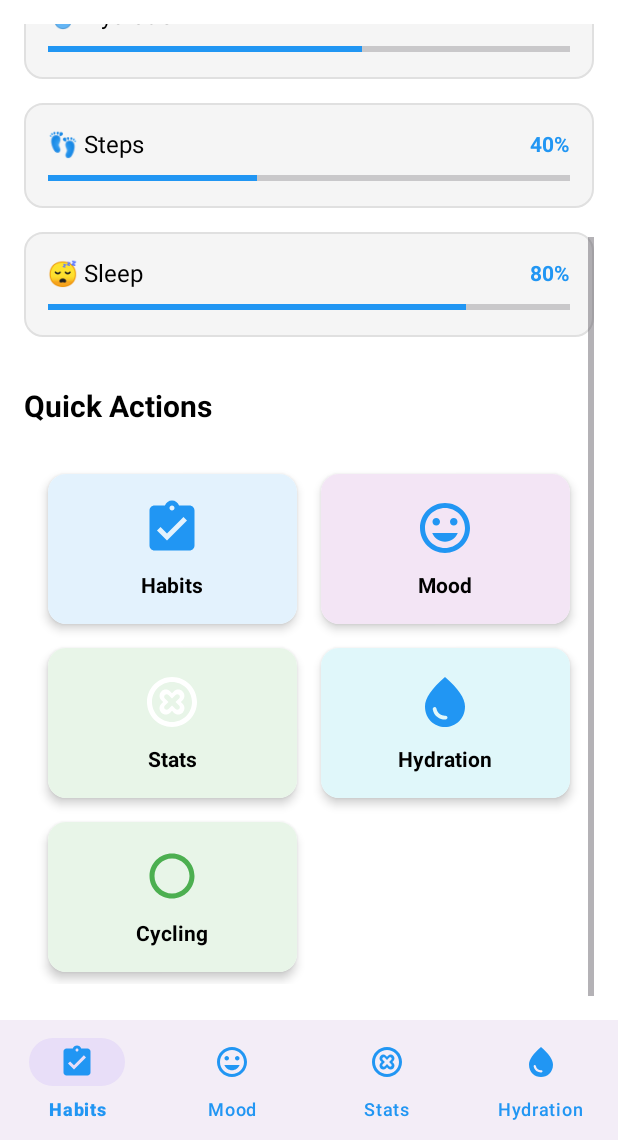
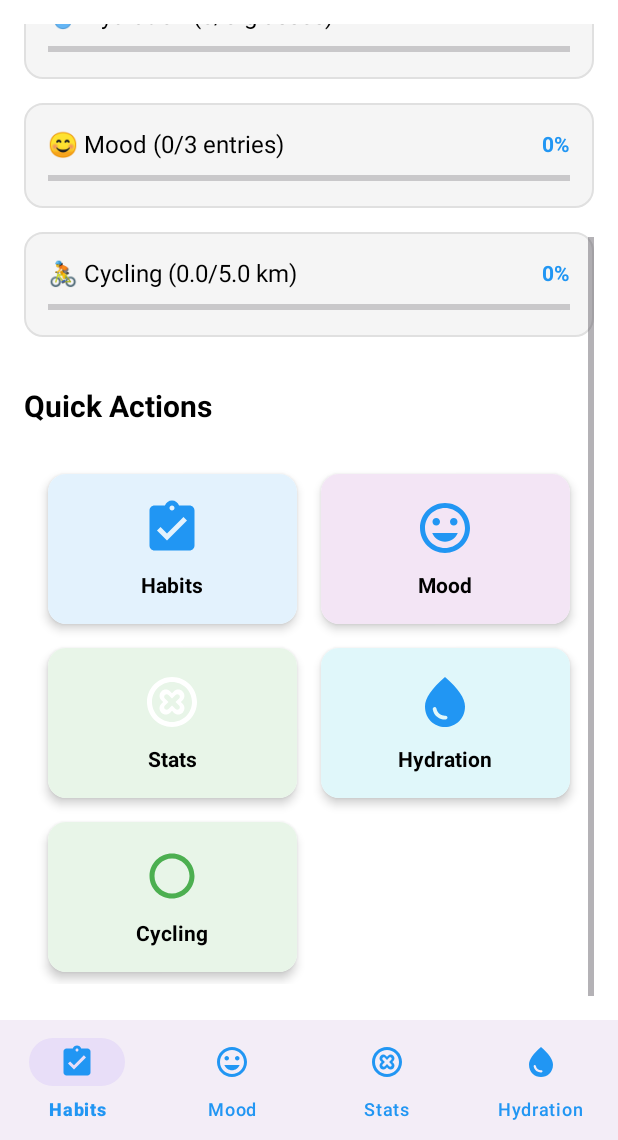
Before and after one commit to thusithassilva/HealthApp, an Android app: the MainActivity screen opened directly, with no data from a screen before it, scrolled down 207 dp, on a phone screen of 412 x 824 dp, the part 96-1236 px from its top. Run offline under Robolectric (Android 15) with nearby library versions, the phone set to English and light mode, and no system bars; 1 statement that could not run was skipped.

Commit message:
homepage2

```diff
--- a/app/src/main/java/com/example/healthapp/MainActivity.kt
+++ b/app/src/main/java/com/example/healthapp/MainActivity.kt
@@ -8,12 +8,20 @@ import android.view.Menu
 import android.view.MenuItem
 import android.widget.Toast
 import com.example.healthapp.databinding.ActivityMainBinding
-import java.util.Calendar
+import org.json.JSONArray
+import java.text.SimpleDateFormat
+import java.util.*
 
 class MainActivity : AppCompatActivity() {
 
     private lateinit var binding: ActivityMainBinding
     private lateinit var sharedPreferences: SharedPreferences
+
+    // Goal targets
+    private val hydrationGoal = 8
+    private val habitsGoal = 3
+    private val moodGoal = 3
+    private val cyclingGoal = 5.0
 
     override fun onCreate(savedInstanceState: Bundle?) {
         super.onCreate(savedInstanceState)
@@ -29,6 +37,12 @@ class MainActivity : AppCompatActivity() {
         setupUI()
         setupClickListeners()
         setupNavigation()
+    }
+
+    override fun onResume() {
+        super.onResume()
+        // Update goals progress when returning to main activity
+        updateGoalsProgress()
     }
 
     private fun checkUserLogin() {
@@ -53,7 +67,7 @@ class MainActivity : AppCompatActivity() {
         // Set today's date
         binding.tvDate.text = getCurrentDate()
 
-        // Set up goals (you can modify this later)
+        // Set up goals with real data
         updateGoalsProgress()
     }
 
@@ -77,43 +91,106 @@ class MainActivity : AppCompatActivity() {
     }
 
     private fun updateGoalsProgress() {
-        // Mock data for goals progress
-        binding.progressWater.progress = 60
-        binding.progressSteps.progress = 40
-        binding.progressSleep.progress = 80
+        // Get real data from SharedPreferences for each activity
+        updateHydrationProgress()
+        updateHabitsProgress()
+        updateMoodProgress()
+        updateCyclingProgress()
+    }
 
-        binding.tvWaterPercent.text = "60%"
-        binding.tvStepsPercent.text = "40%"
-        binding.tvSleepPercent.text = "80%"
+    private fun updateHydrationProgress() {
+        val today = SimpleDateFormat("yyyy-MM-dd", Locale.getDefault()).format(Date())
+        val waterIntake = sharedPreferences.getFloat("water_intake_$today", 0f)
+
+        val hydrationProgress = ((waterIntake / hydrationGoal) * 100).toInt()
+        binding.progressWater.progress = minOf(hydrationProgress, 100)
+        binding.tvWaterPercent.text = "$hydrationProgress%"
+
+        // Update label to show actual intake
+        binding.tvWaterLabel.text = "💧 Hydration (${waterIntake.toInt()}/$hydrationGoal glasses)"
+    }
+
+    private fun updateHabitsProgress() {
+        val habitsJson = sharedPreferences.getString("user_habits", "[]")
+        var completedHabitsToday = 0
+        val today = SimpleDateFormat("yyyy-MM-dd", Locale.getDefault()).format(Date())
+
+        try {
+            val jsonArray = JSONArray(habitsJson)
+
+            for (i in 0 until jsonArray.length()) {
+                val habit = jsonArray.getJSONObject(i)
+                val completionDates = habit.optJSONArray("completionDates") ?: JSONArray()
+
+                for (j in 0 until completionDates.length()) {
+                    if (completionDates.getString(j) == today) {
+                        completedHabitsToday++
+                        break
+                    }
+                }
+            }
+        } catch (e: Exception) {
+            e.printStackTrace()
+        }
+    }
+
+    private fun updateMoodProgress() {
+        val moodJson = sharedPreferences.getString("user_mood_entries", "[]")
+        var moodEntriesToday = 0
+        val today = SimpleDateFormat("dd/MM/yyyy", Locale.getDefault()).format(Date())
+
+        try {
+            val jsonArray = JSONArray(moodJson)
+
+            for (i in 0 until jsonArray.length()) {
+                val moodEntry = jsonArray.getJSONObject(i)
+                val moodDate = moodEntry.getString("date")
+
+                // Check if mood entry is from today
+                if (moodDate == today) {
+                    moodEntriesToday++
+                }
+            }
+        } catch (e: Exception) {
+            e.printStackTrace()
+        }
+
+        val moodProgress = ((moodEntriesToday.toDouble() / moodGoal) * 100).toInt()
+
+        binding.progressMood.progress = minOf(moodProgress, 100)
+        binding.tvMoodPercent.text = "$moodProgress%"
+        binding.tvMoodLabel.text = "😊 Mood ($moodEntriesToday/$moodGoal entries)"
+    }
+
+    private fun updateCyclingProgress() {
+        val cyclingSessionsJson = sharedPreferences.getString("cycling_sessions", "[]")
+        var totalDistance = 0.0
+        val today = SimpleDateFormat("yyyy-MM-dd", Locale.getDefault()).format(Date())
+
+        try {
+            val jsonArray = JSONArray(cyclingSessionsJson)
+
+            for (i in 0 until jsonArray.length()) {
+                val session = jsonArray.getJSONObject(i)
+                val sessionDate = session.getString("date")
+
+                if (sessionDate == today) {
+                    totalDistance += session.getDouble("distance")
+                }
+            }
+        } catch (e: Exception) {
+            e.printStackTrace()
+        }
+
+        val cyclingProgress = ((totalDistance / cyclingGoal) * 100).toInt()
+
+        binding.progressCycling.progress = minOf(cyclingProgress, 100)
+        binding.tvCyclingPercent.text = "$cyclingProgress%"
+        binding.tvCyclingLabel.text = "🚴 Cycling (${"%.1f".format(totalDistance)}/$cyclingGoal km)"
     }
 
     private fun setupClickListeners() {
         // Quick Actions
-        binding.cardHabits.setOnClickListener {
-            Toast.makeText(this, "Opening Habits", Toast.LENGTH_SHORT).show()
-            // Navigate to Habits page
-        }
-
-        binding.cardMood.setOnClickListener {
-            Toast.makeText(this, "Opening Mood Journal", Toast.LENGTH_SHORT).show()
-            // Navigate to Mood page
-        }
-
-        binding.cardStats.setOnClickListener {
-            Toast.makeText(this, "Opening Statistics", Toast.LENGTH_SHORT).show()
-            // Navigate to Stats page
-        }
-
-        binding.cardHydration.setOnClickListener {
-            Toast.makeText(this, "Opening Hydration", Toast.LENGTH_SHORT).show()
-            // Navigate to Hydration page
-        }
-
-        // Profile icon click
-        binding.ivProfile.setOnClickListener {
-            showProfileMenu()
-        }
-
         binding.cardHabits.setOnClickListener {
             startActivity(Intent(this, HabitsActivity::class.java))
         }
@@ -121,15 +198,22 @@ class MainActivity : AppCompatActivity() {
         binding.cardMood.setOnClickListener {
             startActivity(Intent(this, MoodActivity::class.java))
         }
+
         binding.cardStats.setOnClickListener {
             startActivity(Intent(this, StatsActivity::class.java))
         }
+
         binding.cardHydration.setOnClickListener {
             startActivity(Intent(this, HydrationActivity::class.java))
         }
-        // Add to setupClickListeners() in MainActivity
+
         binding.cardCycling.setOnClickListener {
             startActivity(Intent(this, CyclingActivity::class.java))
+        }
+
+        // Profile icon click
+        binding.ivProfile.setOnClickListener {
+            showProfileMenu()
         }
     }
 
@@ -254,6 +338,4 @@ class MainActivity : AppCompatActivity() {
 
         Toast.makeText(this, "Logged out successfully", Toast.LENGTH_SHORT).show()
     }
-
-
 }
--- a/app/src/main/res/layout/activity_main.xml
+++ b/app/src/main/res/layout/activity_main.xml
@@ -106,7 +106,7 @@
                 android:textStyle="bold"
                 android:layout_marginBottom="16dp" />
 
-            <!-- Water Goal -->
+            <!-- Hydration Goal -->
             <LinearLayout
                 android:layout_width="match_parent"
                 android:layout_height="wrap_content"
@@ -122,10 +122,11 @@
                     android:gravity="center_vertical">
 
                     <TextView
+                        android:id="@+id/tvWaterLabel"
                         android:layout_width="0dp"
                         android:layout_height="wrap_content"
                         android:layout_weight="1"
-                        android:text="💧 Hydration"
+                        android:text="💧 Hydration (0/8 glasses)"
                         android:textColor="@color/black"
                         android:textSize="16sp" />
 
@@ -133,7 +134,7 @@
                         android:id="@+id/tvWaterPercent"
                         android:layout_width="wrap_content"
                         android:layout_height="wrap_content"
-                        android:text="60%"
+                        android:text="0%"
                         android:textColor="@color/primary_color"
                         android:textSize="14sp"
                         android:textStyle="bold" />
@@ -146,12 +147,12 @@
                     android:layout_width="match_parent"
                     android:layout_height="8dp"
                     android:layout_marginTop="8dp"
-                    android:progress="60"
-                    android:progressTint="@color/primary_color" />
+                    android:progress="0"
+                    android:progressTint="@color/hydration_progress" />
 
             </LinearLayout>
 
-            <!-- Steps Goal -->
+            <!-- Mood Goal -->
             <LinearLayout
                 android:layout_width="match_parent"
                 android:layout_height="wrap_content"
@@ -167,18 +168,19 @@
                     android:gravity="center_vertical">
 
                     <TextView
+                        android:id="@+id/tvMoodLabel"
                         android:layout_width="0dp"
                         android:layout_height="wrap_content"
                         android:layout_weight="1"
-                        android:text="👣 Steps"
+                        android:text="😊 Mood (0/0 positive)"
                         android:textColor="@color/black"
                         android:textSize="16sp" />
 
                     <TextView
-                        android:id="@+id/tvStepsPercent"
+                        android:id="@+id/tvMoodPercent"
                         android:layout_width="wrap_content"
                         android:layout_height="wrap_content"
-                        android:text="40%"
+                        android:text="0%"
                         android:textColor="@color/primary_color"
                         android:textSize="14sp"
                         android:textStyle="bold" />
@@ -186,17 +188,17 @@
                 </LinearLayout>
 
                 <ProgressBar
-                    android:id="@+id/progressSteps"
+                    android:id="@+id/progressMood"
                     style="?android:attr/progressBarStyleHorizontal"
                     android:layout_width="match_parent"
                     android:layout_height="8dp"
                     android:layout_marginTop="8dp"
-                    android:progress="40"
-                    android:progressTint="@color/primary_color" />
+                    android:progress="0"
+                    android:progressTint="@color/mood_progress" />
 
             </LinearLayout>
 
-            <!-- Sleep Goal -->
+            <!-- Cycling Goal -->
             <LinearLayout
                 android:layout_width="match_parent"
                 android:layout_height="wrap_content"
@@ -212,18 +214,19 @@
                     android:gravity="center_vertical">
 
                     <TextView
+                        android:id="@+id/tvCyclingLabel"
                         android:layout_width="0dp"
                         android:layout_height="wrap_content"
                         android:layout_weight="1"
-                        android:text="😴 Sleep"
+                        android:text="🚴 Cycling (0.0/5 km)"
                         android:textColor="@color/black"
                         android:textSize="16sp" />
 
                     <TextView
-                        android:id="@+id/tvSleepPercent"
+                        android:id="@+id/tvCyclingPercent"
                         android:layout_width="wrap_content"
                         android:layout_height="wrap_content"
-                        android:text="80%"
+                        android:text="0%"
                         android:textColor="@color/primary_color"
                         android:textSize="14sp"
                         android:textStyle="bold" />
@@ -231,13 +234,13 @@
                 </LinearLayout>
 
                 <ProgressBar
-                    android:id="@+id/progressSleep"
+                    android:id="@+id/progressCycling"
                     style="?android:attr/progressBarStyleHorizontal"
                     android:layout_width="match_parent"
                     android:layout_height="8dp"
                     android:layout_marginTop="8dp"
-                    android:progress="80"
-                    android:progressTint="@color/primary_color" />
+                    android:progress="0"
+                    android:progressTint="@color/cycling_primary" />
 
             </LinearLayout>
 
```
